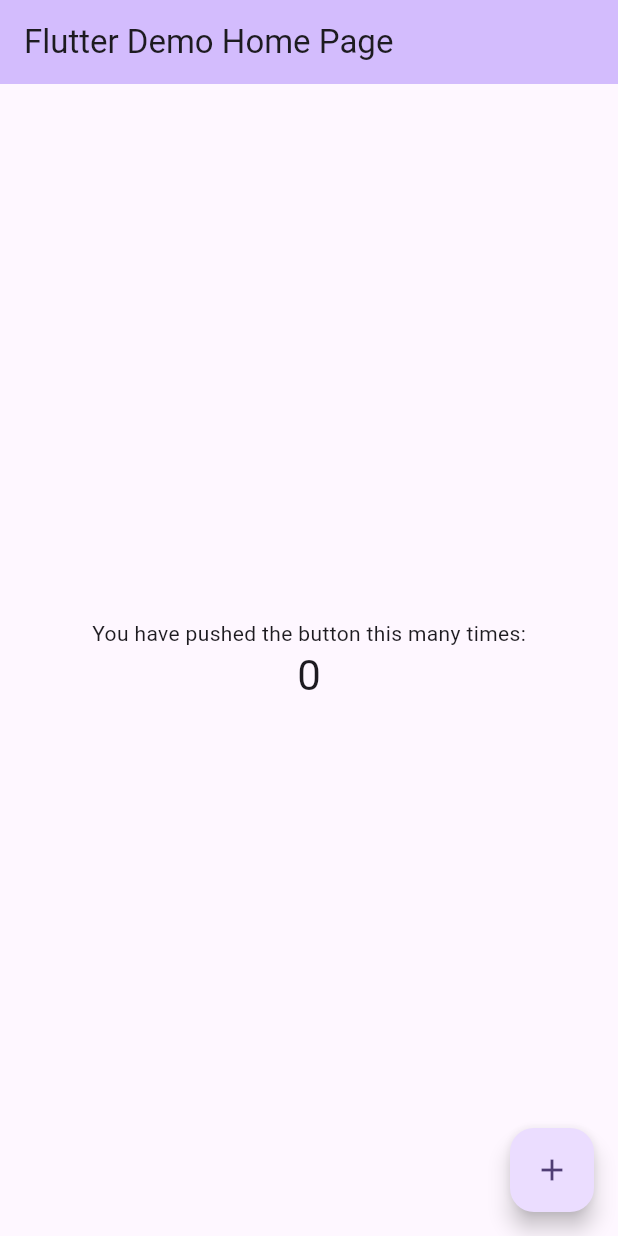
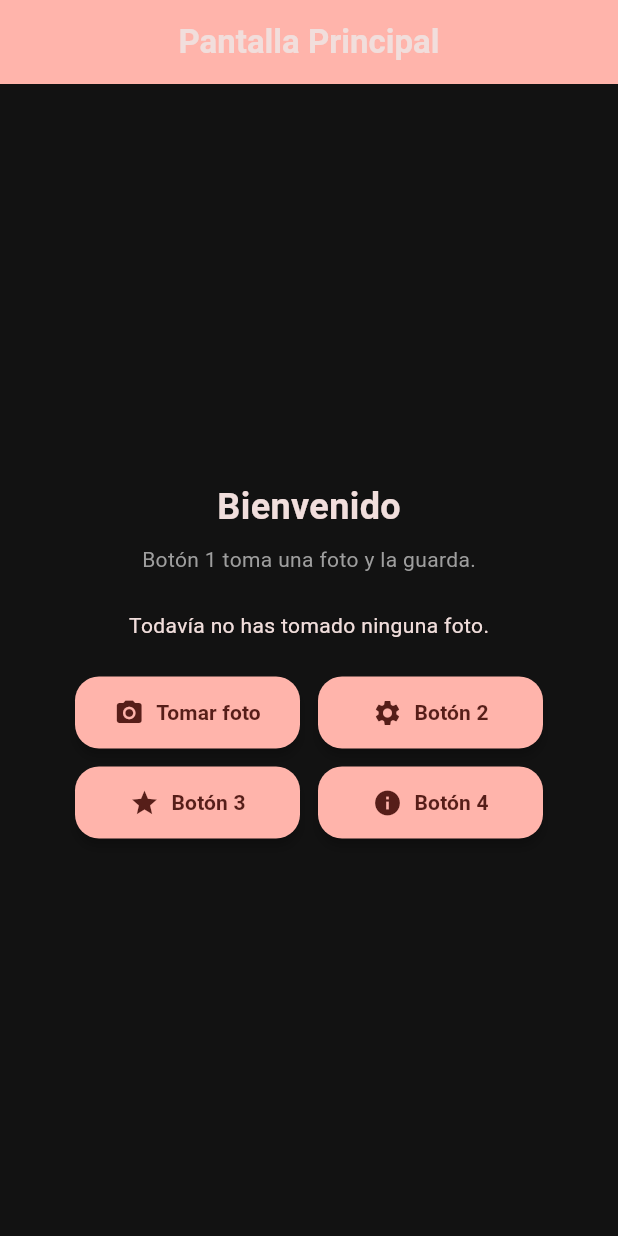
Before and after one commit to BRYAMMMMM/Aplication_Tesis, a Flutter app: the screen it shows after launch, on a phone screen of 412 x 824 dp. Run offline on Flutter 3.47's test engine with Material 3 defaults, Android fonts, the phone set to English and light mode, and no system bars; our stand-ins replace image_picker.

Commit message:
Segundo Commit: Creación de botones, mejoras de diseño y agregado el botón de tomar fotos

```diff
--- a/lib/main.dart
+++ b/lib/main.dart
@@ -1,4 +1,7 @@
+import 'dart:io';
 import 'package:flutter/material.dart';
+import 'package:image_picker/image_picker.dart';
+import 'package:path_provider/path_provider.dart';
 
 void main() {
   runApp(const MyApp());
@@ -7,116 +10,196 @@ void main() {
 class MyApp extends StatelessWidget {
   const MyApp({super.key});
 
-  // This widget is the root of your application.
   @override
   Widget build(BuildContext context) {
     return MaterialApp(
-      title: 'Flutter Demo',
+      title: 'Mi App Oscura',
+      debugShowCheckedModeBanner: false,
       theme: ThemeData(
-        // This is the theme of your application.
-        //
-        // TRY THIS: Try running your application with "flutter run". You'll see
-        // the application has a purple toolbar. Then, without quitting the app,
-        // try changing the seedColor in the colorScheme below to Colors.green
-        // and then invoke "hot reload" (save your changes or press the "hot
-        // reload" button in a Flutter-supported IDE, or press "r" if you used
-        // the command line to start the app).
-        //
-        // Notice that the counter didn't reset back to zero; the application
-        // state is not lost during the reload. To reset the state, use hot
-        // restart instead.
-        //
-        // This works for code too, not just values: Most code changes can be
-        // tested with just a hot reload.
-        colorScheme: .fromSeed(seedColor: Colors.deepPurple),
+        brightness: Brightness.dark,
+        scaffoldBackgroundColor: const Color(0xFF121212),
+        colorScheme: ColorScheme.fromSeed(
+          seedColor: const Color(0xFFB71C1C),
+          brightness: Brightness.dark,
         ),
-      home: const MyHomePage(title: 'Flutter Demo Home Page'),
+        useMaterial3: true,
+      ),
+      home: const HomeScreen(),
     );
   }
 }
 
-class MyHomePage extends StatefulWidget {
-  const MyHomePage({super.key, required this.title});
-
-  // This widget is the home page of your application. It is stateful, meaning
-  // that it has a State object (defined below) that contains fields that affect
-  // how it looks.
-
-  // This class is the configuration for the state. It holds the values (in this
-  // case the title) provided by the parent (in this case the App widget) and
-  // used by the build method of the State. Fields in a Widget subclass are
-  // always marked "final".
-
-  final String title;
+class HomeScreen extends StatefulWidget {
+  const HomeScreen({super.key});
 
   @override
-  State<MyHomePage> createState() => _MyHomePageState();
+  State<HomeScreen> createState() => _HomeScreenState();
 }
 
-class _MyHomePageState extends State<MyHomePage> {
-  int _counter = 0;
+class _HomeScreenState extends State<HomeScreen> {
+  final ImagePicker _picker = ImagePicker();
+  File? _ultimaFoto;
 
-  void _incrementCounter() {
+  Future<void> _tomarFoto() async {
+    try {
+      final XFile? foto = await _picker.pickImage(
+        source: ImageSource.camera,
+      );
+
+      if (foto == null) return;
+
+      final Directory dir = await getApplicationDocumentsDirectory();
+
+      final String nuevoPath =
+          '${dir.path}/foto_${DateTime.now().millisecondsSinceEpoch}.jpg';
+
+      final File nuevaFoto = await File(foto.path).copy(nuevoPath);
+
       setState(() {
-      // This call to setState tells the Flutter framework that something has
-      // changed in this State, which causes it to rerun the build method below
-      // so that the display can reflect the updated values. If we changed
-      // _counter without calling setState(), then the build method would not be
-      // called again, and so nothing would appear to happen.
-      _counter++;
+        _ultimaFoto = nuevaFoto;
       });
+    } catch (e) {}
   }
 
   @override
   Widget build(BuildContext context) {
-    // This method is rerun every time setState is called, for instance as done
-    // by the _incrementCounter method above.
-    //
-    // The Flutter framework has been optimized to make rerunning build methods
-    // fast, so that you can just rebuild anything that needs updating rather
-    // than having to individually change instances of widgets.
+    final colorScheme = Theme.of(context).colorScheme;
+
     return Scaffold(
       appBar: AppBar(
-        // TRY THIS: Try changing the color here to a specific color (to
-        // Colors.amber, perhaps?) and trigger a hot reload to see the AppBar
-        // change color while the other colors stay the same.
-        backgroundColor: Theme.of(context).colorScheme.inversePrimary,
-        // Here we take the value from the MyHomePage object that was created by
-        // the App.build method, and use it to set our appbar title.
-        title: Text(widget.title),
+        backgroundColor: colorScheme.primary,
+        centerTitle: true,
+        title: const Text(
+          'Pantalla Principal',
+          style: TextStyle(
+            fontWeight: FontWeight.bold,
+          ),
+        ),
       ),
       body: Center(
-        // Center is a layout widget. It takes a single child and positions it
-        // in the middle of the parent.
+        child: Padding(
+          padding: const EdgeInsets.all(16.0),
           child: Column(
-          // Column is also a layout widget. It takes a list of children and
-          // arranges them vertically. By default, it sizes itself to fit its
-          // children horizontally, and tries to be as tall as its parent.
-          //
-          // Column has various properties to control how it sizes itself and
-          // how it positions its children. Here we use mainAxisAlignment to
-          // center the children vertically; the main axis here is the vertical
-          // axis because Columns are vertical (the cross axis would be
-          // horizontal).
-          //
-          // TRY THIS: Invoke "debug painting" (choose the "Toggle Debug Paint"
-          // action in the IDE, or press "p" in the console), to see the
-          // wireframe for each widget.
-          mainAxisAlignment: .center,
+            mainAxisAlignment: MainAxisAlignment.center,
+            crossAxisAlignment: CrossAxisAlignment.center,
+            mainAxisSize: MainAxisSize.min,
             children: [
-            const Text('You have pushed the button this many times:'),
+              const Text(
+                'Bienvenido',
+                style: TextStyle(
+                  fontSize: 24,
+                  fontWeight: FontWeight.bold,
+                ),
+              ),
+              const SizedBox(height: 8),
               Text(
-              '$_counter',
-              style: Theme.of(context).textTheme.headlineMedium,
+                'Botón 1 toma una foto y la guarda.',
+                style: TextStyle(
+                  fontSize: 14,
+                  color: Colors.grey,
+                ),
+              ),
+              const SizedBox(height: 24),
+              if (_ultimaFoto != null)
+                Column(
+                  children: [
+                    const Text(
+                      'Última foto tomada:',
+                      style: TextStyle(fontSize: 16),
+                    ),
+                    const SizedBox(height: 8),
+                    Image.file(
+                      _ultimaFoto!,
+                      height: 200,
+                      fit: BoxFit.cover,
+                    ),
+                  ],
+                )
+              else
+                const Text(
+                  'Todavía no has tomado ninguna foto.',
+                  style: TextStyle(fontSize: 14),
+                ),
+              const SizedBox(height: 24),
+              Wrap(
+                spacing: 12,
+                runSpacing: 12,
+                alignment: WrapAlignment.center,
+                children: [
+                  _CustomButton(
+                    label: 'Tomar foto',
+                    icon: Icons.camera_alt,
+                    onPressed: _tomarFoto,
+                  ),
+                  _CustomButton(
+                    label: 'Botón 2',
+                    icon: Icons.settings,
+                    onPressed: () {},
+                  ),
+                  _CustomButton(
+                    label: 'Botón 3',
+                    icon: Icons.star,
+                    onPressed: () {},
+                  ),
+                  _CustomButton(
+                    label: 'Botón 4',
+                    icon: Icons.info,
+                    onPressed: () {},
+                  ),
+                ],
               ),
             ],
           ),
         ),
-      floatingActionButton: FloatingActionButton(
-        onPressed: _incrementCounter,
-        tooltip: 'Increment',
-        child: const Icon(Icons.add),
       ),
     );
   }
 }
+
+class _CustomButton extends StatelessWidget {
+  final String label;
+  final IconData icon;
+  final VoidCallback? onPressed;
+
+  const _CustomButton({
+    required this.label,
+    required this.icon,
+    this.onPressed,
+  });
+
+  @override
+  Widget build(BuildContext context) {
+    final colorScheme = Theme.of(context).colorScheme;
+
+    return SizedBox(
+      width: 150,
+      height: 48,
+      child: FilledButton.icon(
+        onPressed: onPressed,
+        style: ButtonStyle(
+          backgroundColor: MaterialStateProperty.all(colorScheme.primary),
+          shape: MaterialStateProperty.all(
+            RoundedRectangleBorder(
+              borderRadius: BorderRadius.circular(16),
+            ),
+          ),
+          elevation: MaterialStateProperty.all(3),
+          padding: MaterialStateProperty.all(
+            const EdgeInsets.symmetric(horizontal: 12, vertical: 8),
+          ),
+        ),
+        icon: Icon(
+          icon,
+          size: 20,
+        ),
+        label: Text(
+          label,
+          style: const TextStyle(
+            fontSize: 14,
+            fontWeight: FontWeight.w600,
+          ),
+        ),
+      ),
+    );
+  }
+}
```
Also changed, not shown: pubspec.yaml (+6 -66 lines), pubspec.lock, 3 other files. Lines whose indentation alone changed are shown as unchanged.
